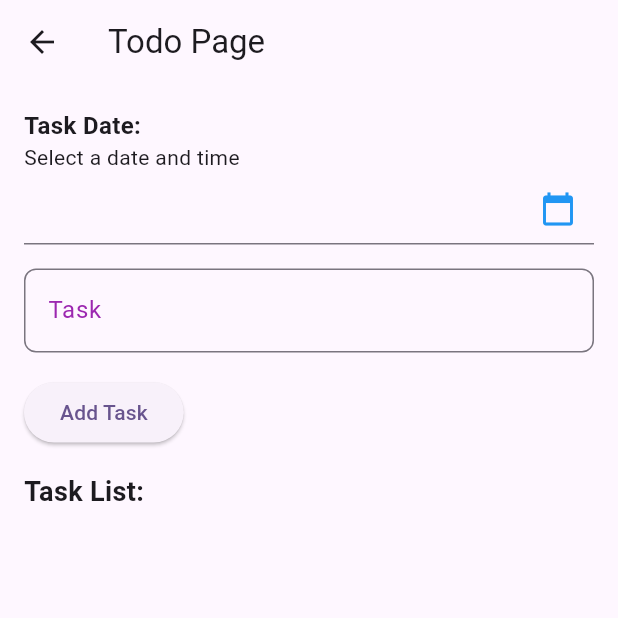
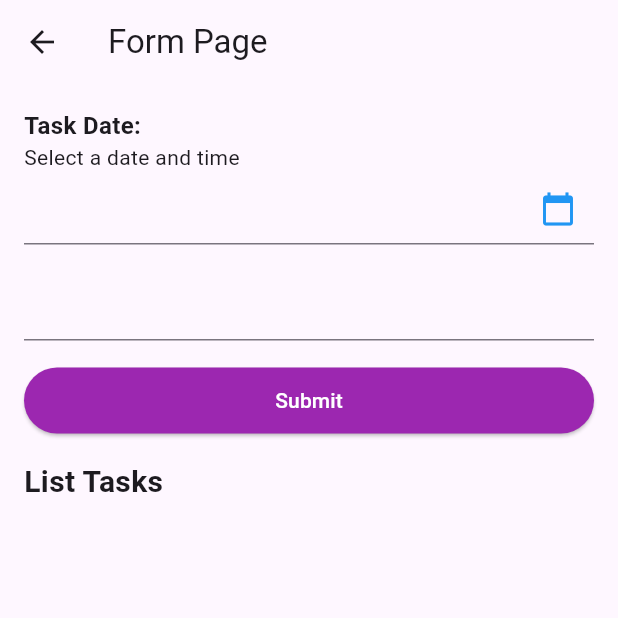
Before and after one commit to IrfanHidayatulahP/TodoApp_0142, a Flutter app: the TodoPage screen opened directly, on a phone screen of 412 x 824 dp, the top half of it. Run offline on Flutter 3.47's test engine with Material 3 defaults, Android fonts, the phone set to English and light mode, and no system bars.

Commit message:
membuat design untuk field masing masing inputan dan membuat design untuk listTask

```diff
--- a/lib/todo_page.dart
+++ b/lib/todo_page.dart
@@ -68,7 +68,7 @@ class _TodoPageState extends State<TodoPage> {
   Widget build(BuildContext context) {
     return Scaffold(
       appBar: AppBar(
-        title: const Text('Todo Page'),
+        title: const Text('Form Page'),
         leading: IconButton(
           icon: const Icon(Icons.arrow_back),
           onPressed: () {
@@ -108,49 +108,58 @@ class _TodoPageState extends State<TodoPage> {
                     const SizedBox(height: 16),
                     TextFormField(
                       controller: _taskController,
-                      decoration: InputDecoration(
-                        labelText: "Task",
-                        labelStyle: const TextStyle(color: Colors.purple),
-                        border: OutlineInputBorder(
-                          borderSide: const BorderSide(color: Colors.purple),
-                          borderRadius: BorderRadius.circular(8),
-                        ),
-                      ),
                       validator: (value) {
-                        if (value == null || value.isEmpty) {
+                        if (value!.isEmpty) {
                           return 'Task tidak boleh kosong';
                         }
                         return null;
                       },
                     ),
-
-                    const SizedBox(height: 16),
-                    ElevatedButton(
-                      onPressed: addData,
-                      child: const Text('Add Task'),
-                    ),
                   ],
                 ),
               ),
               const SizedBox(height: 16),
-              const Text(
-                'Task List:',
-                style: TextStyle(fontSize: 18, fontWeight: FontWeight.bold),
+              SizedBox(
+                width: double.infinity,
+                child: ElevatedButton(
+                  style: ElevatedButton.styleFrom(
+                    backgroundColor: Colors.purple,
+                    padding: const EdgeInsets.symmetric(vertical: 12),
+                  ),
+                  onPressed: addData,
+                  child: const Text('Submit', style: TextStyle(color: Colors.white)),
+                ),
               ),
+              const SizedBox(height: 16),
+              const Text("List Tasks", style: TextStyle(fontSize: 20, fontWeight: FontWeight.bold)),
               Expanded(
                 child: ListView.builder(
                   itemCount: listTugas.length,
                   itemBuilder: (context, index) {
-                    return ListTile(
-                      title: Text(listTugas[index]['task']),
-                      subtitle: Text(listTugas[index]['date']),
-                      trailing: Checkbox(
-                        value: listTugas[index]['done'],
-                        onChanged: (bool? value) {
-                          setState(() {
-                            listTugas[index]['done'] = value;
-                          });
-                        },
+                    return Card(
+                      color: Colors.grey[200],
+                      margin: const EdgeInsets.symmetric(vertical: 8),
+                      child: ListTile(
+                        title: Text(
+                          listTugas[index]['task'] ?? '',
+                          style: const TextStyle(fontWeight: FontWeight.bold),
+                        ),
+                        subtitle: Column(
+                          crossAxisAlignment: CrossAxisAlignment.start,
+                          children: [
+                            Text("Deadline: ${listTugas[index]['date']}"),
+                            Text(
+                              listTugas[index]['done'] ? "Done" : "Not Done",
+                            ),
+                          ],
+                        ),
+                        trailing: Checkbox(
+                          activeColor: Colors.purple,
+                          value: listTugas[index]['done'],
+                          onChanged: (bool? value) {
+                            _updateTaskStatus(index, value!);
+                          },
+                        ),
                       ),
                     );
                   },
```
